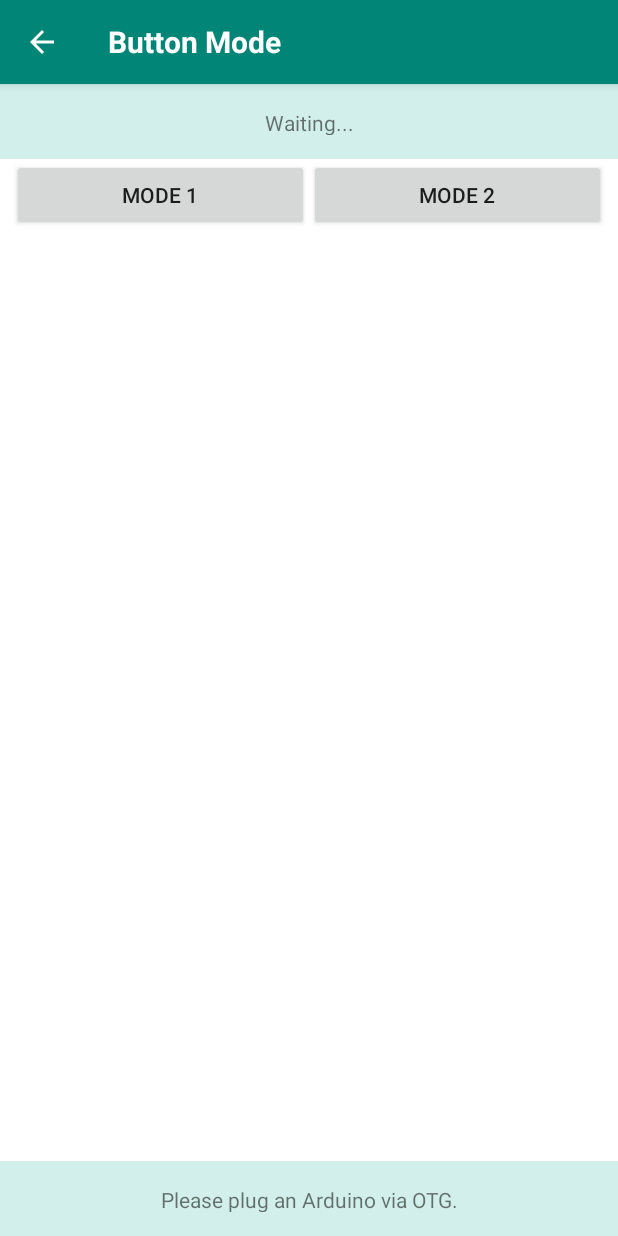
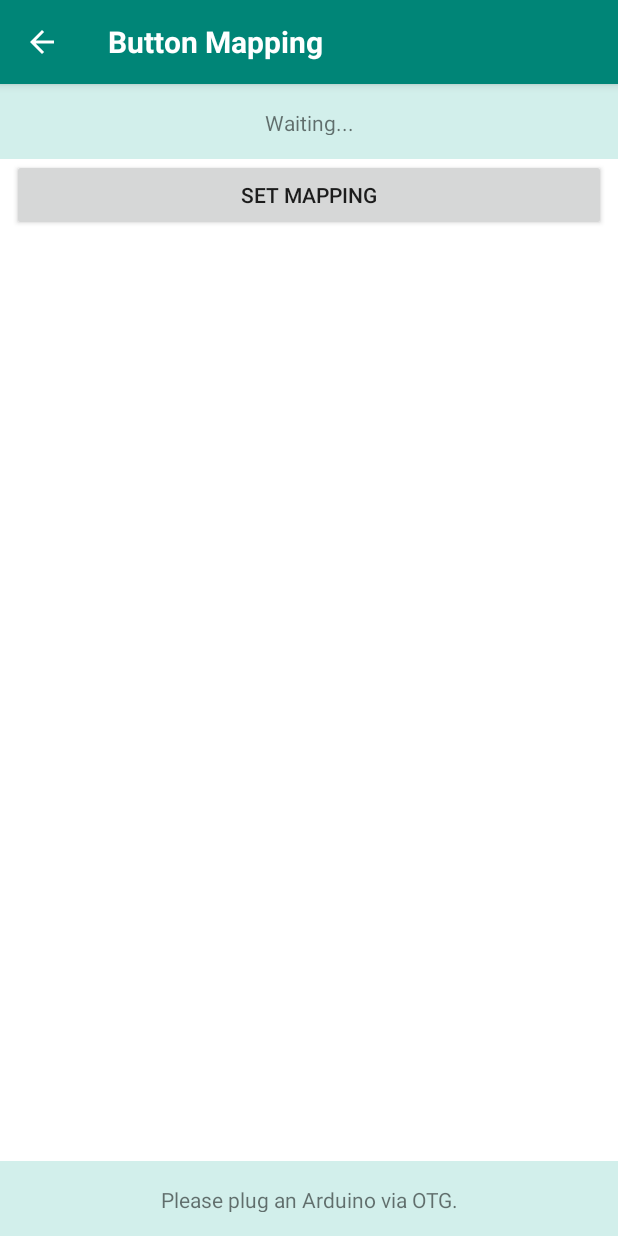
Before and after one commit to milador/LipSyncConnect, an Android app: the fragment GamingFragment placed in its activity, after a tap on "Button Mode", on a phone screen of 412 x 824 dp. Run offline under Robolectric (Android 15) with nearby library versions, the phone set to English and light mode, and no system bars; libraries missing offline, so code that uses them is left out: com.felhr.usbserial.

Commit message:
Added Mapping Gaming Button Feature

```diff
--- a/Android/LipSyncConnect/app/src/main/java/com/mmc/lipsyncconnect/Fragments/GamingFragment.java
+++ b/Android/LipSyncConnect/app/src/main/java/com/mmc/lipsyncconnect/Fragments/GamingFragment.java
@@ -41,6 +41,7 @@ public class GamingFragment extends Fragment {
     // Log
     private final static String GAMING_FRAGMENT_TAG = GamingFragment.class.getSimpleName();
     private final static String GAMING_SENSITIVITY_FRAGMENT_TAG = GamingSensitivityFragment.class.getSimpleName();
+    private final static String GAMING_MAPPING_FRAGMENT_TAG = GamingMappingFragment.class.getSimpleName();
     private final static String GAMING_BUTTON_MODE_FRAGMENT_TAG = GamingButtonModeFragment.class.getSimpleName();
     private final static String GAMING_INITIALIZATION_FRAGMENT_TAG =InitializationFragment.class.getSimpleName();
     private final static String GAMING_CALIBRATION_FRAGMENT_TAG =CalibrationFragment.class.getSimpleName();
@@ -52,14 +53,15 @@ public class GamingFragment extends Fragment {
 
     private static final int kModule_Sensitivity = 0;
     private static final int kModule_ButtonMode = 1;
-    private static final int kModule_Initialization = 2;
-    private static final int kModule_Calibration = 3;
-    private static final int kModule_PressureThreshold = 4;
-    private static final int kModule_Deadzone = 5;
-    private static final int kModule_Debug = 6;
-    private static final int kModule_FactoryReset = 7;
-    private static final int kModule_Version = 8;
-    private static final int kNumModules = 9;
+    private static final int kModule_Mapping = 2;
+    private static final int kModule_Initialization = 3;
+    private static final int kModule_Calibration = 4;
+    private static final int kModule_PressureThreshold = 5;
+    private static final int kModule_Deadzone = 6;
+    private static final int kModule_Debug = 7;
+    private static final int kModule_FactoryReset = 8;
+    private static final int kModule_Version = 9;
+    private static final int kNumModules = 10;
 
     private TextView gamingChangeTextView;
     private TextView gamingStatusTextView;
@@ -69,6 +71,7 @@ public class GamingFragment extends Fragment {
 
 
     private WeakReference<GamingSensitivityFragment> mWeakGamingSensitivityFragment = null;
+    private WeakReference<GamingMappingFragment> mWeakGamingMappingFragment = null;
     private WeakReference<GamingButtonModeFragment> mWeakGamingButtonModeFragment = null;
     private WeakReference<InitializationFragment> mWeakInitializationFragment = null;
     private WeakReference<CalibrationFragment> mWeakCalibrationFragment = null;
@@ -153,11 +156,16 @@ public class GamingFragment extends Fragment {
                                     fragmentTag = getString(R.string.gaming_sensitivity_fragment_tag);
                                     mWeakGamingSensitivityFragment = new WeakReference<>(gamingSensitivityFragment);
                                     break;
+                                case kModule_Mapping:
+                                    GamingMappingFragment gamingMappingFragment = GamingMappingFragment.newInstance();
+                                    fragment = gamingMappingFragment;
+                                    fragmentTag = GAMING_MAPPING_FRAGMENT_TAG;
+                                    mWeakGamingMappingFragment= new WeakReference<>(gamingMappingFragment);
+                                    break;
                                 case kModule_ButtonMode:
                                     GamingButtonModeFragment gamingButtonModeFragment = GamingButtonModeFragment.newInstance();
                                     fragment = gamingButtonModeFragment;
                                     fragmentTag = GAMING_BUTTON_MODE_FRAGMENT_TAG;
-                                    //fragmentTag = getString(R.string.gaming_button_mode_fragment_tag);
                                     mWeakGamingButtonModeFragment= new WeakReference<>(gamingButtonModeFragment);
                                     break;
                                 case kModule_Initialization:
@@ -383,6 +391,7 @@ public class GamingFragment extends Fragment {
         // Config
         private static final int[] kModuleTitleKeys = {
                 R.string.gaming_sensitivity_fragment_title,
+                R.string.gaming_mapping_fragment_title,
                 R.string.gaming_button_mode_fragment_title,
                 R.string.initialization_fragment_title,
                 R.string.calibration_fragment_title,
@@ -393,7 +402,7 @@ public class GamingFragment extends Fragment {
                 R.string.version_fragment_title};
 
         // Constants
-        private static final int kCellType_ModuleCell = 9;
+        private static final int kCellType_ModuleCell = 10;
 
         private static final int kModuleCellsStartPosition = 0;
 
--- /dev/null
+++ b/Android/LipSyncConnect/app/src/main/java/com/mmc/lipsyncconnect/Fragments/GamingMappingFragment.java
@@ -0,0 +1,217 @@
+package com.mmc.lipsyncconnect.Fragments;
+
+import android.app.ProgressDialog;
+import android.content.Context;
+import android.graphics.Color;
+import android.graphics.Typeface;
+import android.os.AsyncTask;
+import android.os.Bundle;
+import android.os.Handler;
+import android.view.LayoutInflater;
+import android.view.MotionEvent;
+import android.view.View;
+import android.view.ViewGroup;
+import android.view.ViewTreeObserver;
+import android.widget.Button;
+import android.widget.RelativeLayout;
+import android.widget.TextView;
+
+import androidx.annotation.NonNull;
+import androidx.annotation.Nullable;
+import androidx.appcompat.app.ActionBar;
+import androidx.appcompat.app.AppCompatActivity;
+import androidx.fragment.app.Fragment;
+
+import com.mmc.lipsyncconnect.R;
+
+public class GamingMappingFragment extends Fragment {
+    private Button gamingMappingSetButton;
+    private TextView gamingMappingChangeTextView;
+    private TextView gamingMappingStatusTextView;
+    private ViewGroup gamingMappingFragmentLayout;
+    private final static String MAPPING_TAG = GamingMappingFragment.class.getSimpleName();
+
+    private GamingMappingFragment.OnGamingMappingFragmentListener mListener;
+    View.OnTouchListener mButtonTouchListener = new View.OnTouchListener() {
+        @Override
+        public boolean onTouch(View view, MotionEvent event) {
+            final String command = (String) view.getTag();
+            if (event.getAction() == MotionEvent.ACTION_UP) {
+                view.setPressed(false);
+                new AsyncSendCheck().execute(command);
+                view.performClick();
+                return true;
+            }
+            return false;
+        }
+    };
+
+
+    public GamingMappingFragment() {
+        // Required empty public constructor
+    }
+
+    public static GamingMappingFragment newInstance() {
+        GamingMappingFragment fragment = new GamingMappingFragment();
+        return fragment;
+    }
+
+    @Override
+    public void onCreate(Bundle savedInstanceState) {
+        super.onCreate(savedInstanceState);
+        setRetainInstance(true);
+    }
+
+    @Override
+    public View onCreateView(LayoutInflater inflater, ViewGroup container,
+                             Bundle savedInstanceState) {
+        View view = inflater.inflate(R.layout.gaming_mapping_fragment, container, false);
+        return view;
+    }
+
+    @Override
+    public void onViewCreated(@NonNull View view, @Nullable Bundle savedInstanceState) {
+        super.onViewCreated(view, savedInstanceState);
+        gamingMappingFragmentLayout = view.findViewById(R.id.gamingMappingFragmentLayout);
+        gamingMappingChangeTextView = (TextView) view.findViewById(R.id.gamingMappingChangeTextView);
+        gamingMappingStatusTextView = (TextView) view.findViewById(R.id.gamingMappingStatusTextView);
+        gamingMappingSetButton = (Button) view.findViewById(R.id.gamingMappingSetButton);
+        gamingMappingSetButton.setOnTouchListener(mButtonTouchListener);
+        setActionBarTitle(R.string.gaming_mapping_fragment_title);
+    }
+
+    protected void setActionBarTitle(int titleStringId) {
+        AppCompatActivity activity = (AppCompatActivity) getActivity();
+        if (activity != null) {
+            ActionBar actionBar = activity.getSupportActionBar();
+            if (actionBar != null) {
+                actionBar.setTitle(titleStringId);
+                TextView titleText = new TextView(getActivity());
+                RelativeLayout.LayoutParams layoutparams = new RelativeLayout.LayoutParams(ActionBar.LayoutParams.MATCH_PARENT, ActionBar.LayoutParams.WRAP_CONTENT);
+                titleText.setLayoutParams(layoutparams);
+                titleText.setText(titleStringId);
+                titleText.setTextColor(Color.WHITE);
+                titleText.setTypeface(titleText.getTypeface(), Typeface.BOLD);
+                titleText.setTextSize(20);
+                actionBar.setDisplayOptions(ActionBar.DISPLAY_SHOW_CUSTOM);
+                actionBar.setCustomView(titleText);
+                actionBar.setDisplayHomeAsUpEnabled(true);
+            }
+        }
+    }
+
+    private class AsyncSendCheck extends AsyncTask<String, Void, String>
+    {
+
+        boolean enableSending = true;
+        private ProgressDialog progressDialog;
+        private int minProgressTime = Integer.parseInt(getString(R.string.progress_min_time));
+        long startTime;
+        long endTime;
+        @Override
+        protected void onPreExecute(){
+            super.onPreExecute();
+            progressDialog = new ProgressDialog(getActivity());
+            progressDialog.setMessage("Loading...");
+            progressDialog.show();
+            startTime = System.currentTimeMillis();
+        }
+        @Override
+        protected String doInBackground(String... command) {
+            String result="";
+            try{
+                while (enableSending){
+                    if(mListener.onIsArduinoSending()){
+                        enableSending=true;
+                    } else {
+                        mListener.onSendCommand(command[0]);
+                        enableSending=false;
+                        result = "success";
+                    }
+                }
+            }
+            catch(Exception e){
+                result = "error";
+            }
+            return result;
+        }
+        @Override
+        protected void onPostExecute(String result) {
+            super.onPostExecute(result);
+            endTime = System.currentTimeMillis();
+            long timeDifference = endTime - startTime;
+            if (timeDifference >= minProgressTime && result.equals("success")){
+                progressDialog.dismiss();
+            } else {
+                Handler h = new Handler();
+                h.postDelayed(new Runnable() {
+                    public void run() {
+                        progressDialog.dismiss();
+                    }
+                }, minProgressTime - timeDifference);
+            }
+        }
+    }
+
+    @Override
+    public void onAttach(Context context) {
+        super.onAttach(context);
+        if (context instanceof GamingMappingFragment.OnGamingMappingFragmentListener) {
+            mListener = (GamingMappingFragment.OnGamingMappingFragmentListener) context;
+        } else if (getTargetFragment() instanceof GamingMappingFragment.OnGamingMappingFragmentListener) {
+            mListener = (GamingMappingFragment.OnGamingMappingFragmentListener) getTargetFragment();
+        } else {
+            throw new RuntimeException(context.toString() + " must implement OnGamingMappingFragmentListener");
+        }
+    }
+
+    @Override
+    public void onDetach() {
+        super.onDetach();
+        mListener = null;
+    }
+
+    @Override
+    public void onStart() {
+        super.onStart();
+    }
+
+    @Override
+    public void onResume() {
+        super.onResume();
+
+        ViewTreeObserver observer = gamingMappingFragmentLayout.getViewTreeObserver();
+        observer.addOnGlobalLayoutListener(new ViewTreeObserver.OnGlobalLayoutListener() {
+            @Override
+            public void onGlobalLayout() {
+                gamingMappingFragmentLayout.getViewTreeObserver().removeOnGlobalLayoutListener(this);
+            }
+        });
+        if (mListener.onIsArduinoAttached()) {
+            gamingMappingStatusTextView.setText(getString(R.string.attached_status_text));
+        } else {
+            gamingMappingStatusTextView.setText(getString(R.string.default_status_text));
+        }
+        if (mListener.onIsArduinoOpened()) {
+            new AsyncSendCheck().execute(getString(R.string.mapping_send_command));
+        } else {
+        }
+    }
+
+    public void setGamingMappingChangeText(String text) {
+        gamingMappingChangeTextView.setText(text);
+    }
+
+    public void setGamingMappingStatusText(String text) {
+        gamingMappingStatusTextView.setText(text);
+    }
+
+    public interface OnGamingMappingFragmentListener {
+        void onSendCommand(String command);
+        boolean onIsArduinoAttached();
+        boolean onIsArduinoOpened();
+        boolean onIsArduinoSending();
+        void setGamingMappingChangeText(String text);
+        void setGamingMappingStatusText(String text);
+    }
+}
--- /dev/null
+++ b/Android/LipSyncConnect/app/src/main/res/layout/gaming_mapping_fragment.xml
@@ -0,0 +1,65 @@
+<RelativeLayout xmlns:android="http://schemas.android.com/apk/res/android"
+    xmlns:app="http://schemas.android.com/apk/res-auto"
+    xmlns:tools="http://schemas.android.com/tools"
+    android:id="@+id/gamingMappingFragmentLayout"
+    android:layout_width="fill_parent"
+    android:layout_height="fill_parent"
+    android:orientation="vertical"
+    tools:context=".Fragments.GamingMappingFragment">
+    <LinearLayout
+        android:id="@+id/gamingMappingFragmentTop"
+        android:layout_width="match_parent"
+        android:layout_height="wrap_content"
+        android:layout_marginBottom="0dp"
+        android:orientation="vertical"
+        android:gravity="center"
+        tools:ignore="MissingConstraints">
+        <TextView
+            android:id="@+id/gamingMappingChangeTextView"
+            android:layout_width="match_parent"
+            android:layout_height="50dip"
+            android:gravity="center"
+            android:padding="16dip"
+            android:text="@string/gaming_mapping_fragment_default_change_text"
+            android:background="@color/colorPrimaryLight" />
+    </LinearLayout>
+    <LinearLayout
+        android:id="@+id/gamingMappingFragmentMiddle"
+        android:layout_width="match_parent"
+        android:layout_height="match_parent"
+        android:layout_alignParentBottom="true"
+        android:layout_below="@id/gamingMappingFragmentTop"
+        android:paddingLeft="@dimen/fragment_left_padding"
+        android:paddingRight="@dimen/fragment_right_padding"
+        android:layout_marginBottom="0dp"
+        android:orientation="horizontal">
+        <Button
+            android:id="@+id/gamingMappingSetButton"
+            android:layout_width="wrap_content"
+            android:layout_height="wrap_content"
+            android:layout_weight="1"
+            android:layout_alignParentStart="true"
+            android:layout_alignParentLeft="true"
+            android:text="@string/gaming_mapping_fragment_set_button_text"
+            android:tag="@string/mapping_set_send_command"
+            />
+    </LinearLayout>
+    <LinearLayout
+        android:id="@+id/gamingMappingFragmentBottom"
+        android:layout_width="match_parent"
+        android:layout_height="50dp"
+        android:layout_alignParentBottom="true"
+        android:background="@color/colorPrimaryLight"
+        android:gravity="bottom"
+        android:orientation="vertical"
+        tools:ignore="MissingConstraints">
+        <TextView
+            android:id="@+id/gamingMappingStatusTextView"
+            android:layout_width="match_parent"
+            android:layout_height="match_parent"
+            android:padding="16dip"
+            android:gravity="center"
+            android:text="@string/default_status_text"
+            android:layout_alignParentBottom="true" />
+    </LinearLayout>
+</RelativeLayout>
--- a/Android/LipSyncConnect/app/src/main/res/values/strings.xml
+++ b/Android/LipSyncConnect/app/src/main/res/values/strings.xml
@@ -92,6 +92,12 @@
     <string name="gaming_button_mode_fragment_default_change_text">Waiting...</string>
     <string name="gaming_button_mode_fragment_one_button_text">Mode 1</string>
     <string name="gaming_button_mode_fragment_two_button_text">Mode 2</string>
+
+    <string name="gaming_mapping_fragment_default_change_text">Waiting...</string>
+    <string name="gaming_mapping_fragment_set_button_text">Set Mapping</string>
+
+    <string name="mouse_mapping_fragment_default_change_text">Waiting...</string>
+    <string name="mouse_mapping_fragment_set_button_text">Set Mapping</string>
 
     <string name="gaming_deadzone_fragment_default_change_text">Waiting...</string>
     <string name="gaming_deadzone_fragment_dec_button_text">-</string>
```
Also changed, not shown: Android/LipSyncConnect/app/src/main/java/com/mmc/lipsyncconnect/Activates/MainActivity.java (+30 -0 lines), 1 other file.
